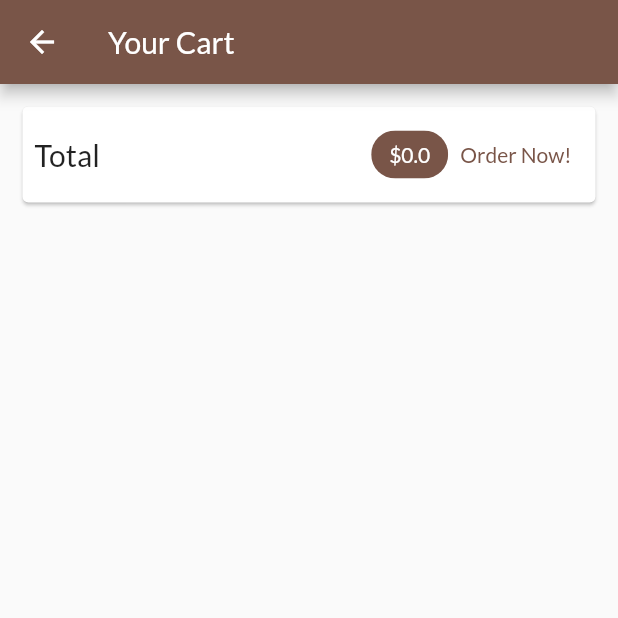
After one commit to sudo0rw3ll/FlutterShop, a Flutter app: the CartScreen screen opened by its route, on a phone screen of 412 x 824 dp, the top half of it. The commit adds this screen. Run offline on Flutter 3.47's test engine with Material 2 defaults, Android fonts, the phone set to English and light mode, and no system bars; network calls fail.

Commit message:
Add to cart and cart screen

```diff
--- a/lib/main.dart
+++ b/lib/main.dart
@@ -1,8 +1,11 @@
 import 'package:flutter/material.dart';
+import 'package:flutter_shop/screens/cart_screen.dart';
 import 'package:provider/provider.dart';
 
 import './screens/products_overview_screen.dart';
 import './screens/product_detail_screen.dart';
+import './screens/cart_screen.dart';
+
 import './providers/products_provider.dart';
 import './providers/cart.dart';
 
@@ -32,6 +35,7 @@ class MyApp extends StatelessWidget {
         home: ProductsOverviewScreen(),
         routes: {
           ProductDetailScreen.routeName: (ctx) => ProductDetailScreen(),
+          CartScreen.routeName: (ctx) => CartScreen()
         },
       ),
     );
--- a/lib/providers/cart.dart
+++ b/lib/providers/cart.dart
@@ -12,6 +12,12 @@ class Cart with ChangeNotifier {
 
   int get itemCount {
     return _items == null ? 0 : _items.length;
+  }
+
+  double get totalAmount {
+    double sum = 0.0;
+    _items.forEach((key, val) => {sum += val.price * val.quantity});
+    return sum;
   }
 
   void addItem(String productId, double price, String title) {
--- /dev/null
+++ b/lib/screens/cart_screen.dart
@@ -0,0 +1,51 @@
+import 'package:flutter/material.dart';
+import 'package:provider/provider.dart';
+
+import '../providers/cart.dart';
+
+class CartScreen extends StatelessWidget {
+  static const routeName = '/cart';
+
+  @override
+  Widget build(BuildContext context) {
+    final cart = Provider.of<Cart>(context);
+
+    return Scaffold(
+      appBar: AppBar(
+        title: Text('Your Cart'),
+      ),
+      body: Column(
+        children: <Widget>[
+          Card(
+            margin: EdgeInsets.all(15),
+            child: Padding(
+              padding: EdgeInsets.all(8),
+              child: Row(
+                mainAxisAlignment: MainAxisAlignment.spaceBetween,
+                children: <Widget>[
+                  Text(
+                    'Total',
+                    style: TextStyle(fontSize: 20),
+                  ),
+                  Spacer(),
+                  Chip(
+                    label: Text(
+                      '\$${cart.totalAmount}',
+                      style: TextStyle(
+                          color: Theme.of(context)
+                              .primaryTextTheme
+                              .titleMedium!
+                              .color),
+                    ),
+                    backgroundColor: Theme.of(context).primaryColor,
+                  ),
+                  TextButton(onPressed: () {}, child: Text('Order Now!'))
+                ],
+              ),
+            ),
+          ),
+        ],
+      ),
+    );
+  }
+}
--- a/lib/screens/products_overview_screen.dart
+++ b/lib/screens/products_overview_screen.dart
@@ -1,6 +1,9 @@
 import 'package:flutter/material.dart';
 import 'package:flutter_shop/providers/products_provider.dart';
+import 'package:flutter_shop/screens/cart_screen.dart';
 import 'package:provider/provider.dart';
+
+import '../screens/cart_screen.dart';
 
 import '../widgets/products_grid.dart';
 import '../widgets/badge.dart';
@@ -56,7 +59,9 @@ class _ProductsOverviewScreenState extends State<ProductsOverviewScreen> {
               icon: Icon(
                 Icons.shopping_cart,
               ),
-              onPressed: () {},
+              onPressed: () {
+                Navigator.of(context).pushNamed(CartScreen.routeName);
+              },
             ),
           ),
         ],
```
